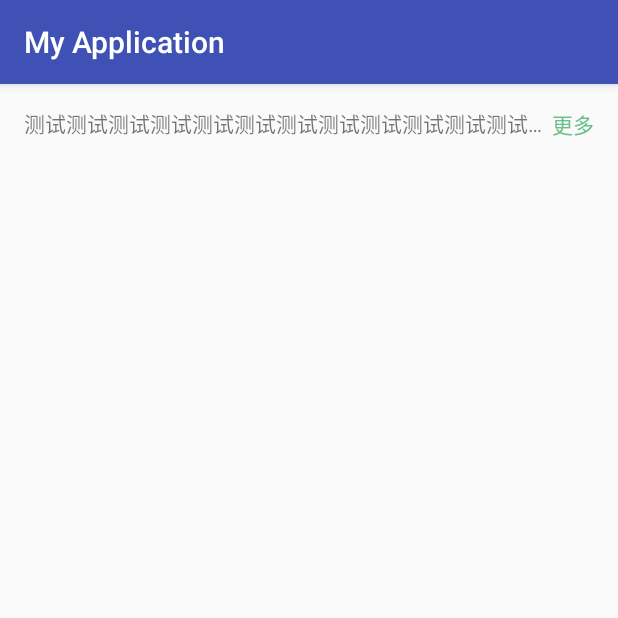
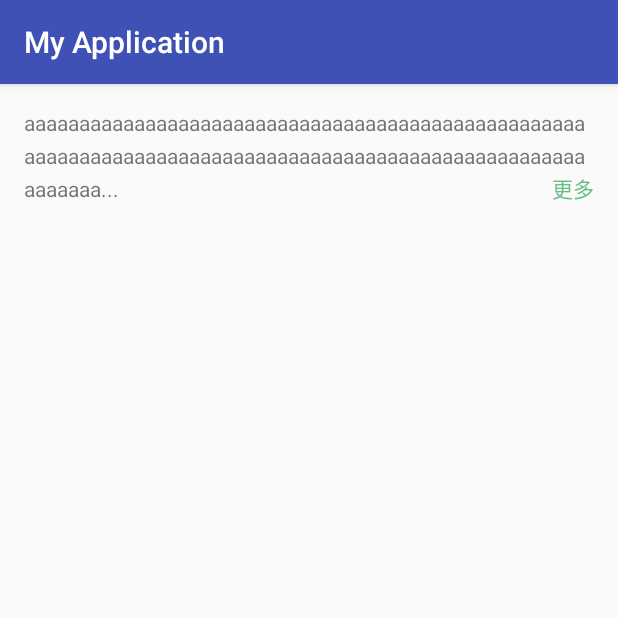
Before and after one commit to FTExplore/ShowMoreLessTextView, an Android app: the screen it shows after launch (MainActivity), on a phone screen of 412 x 824 dp, the top half of it. Run offline under Robolectric (Android 15) with nearby library versions, the phone set to English and light mode, and no system bars.

Commit message:
add-自定义属性，字体颜色以及默认的显示行数

```diff
--- a/app/src/main/java/com/example/administrator/myapplication/MainActivity.java
+++ b/app/src/main/java/com/example/administrator/myapplication/MainActivity.java
@@ -11,9 +11,9 @@ public class MainActivity extends AppCompatActivity {
         super.onCreate(savedInstanceState);
         setContentView(R.layout.activity_main);
         ShowMoreTextView tv = (ShowMoreTextView) findViewById(R.id.tv);
-        tv.setText("测试测试测试测试测试测试测试测试测试测试测试测试测试测试测试测试测试测试测试测试测试测试测试测试测试测试测试测试测试测试测试测试测试测试测试测试测试测试测试测试测试测试测试测试测试测试测试测试测试测试测试测试测试测试测试测试测试测试测试测试测试测试测试测试测试测试测试测试测试测试测试测试测试测试测试测试测试测试测试测试测试测试测试测试测试测试测试测试测试测试测试测试测试测试测试测试测试测试测试测试测试测试测试测试测试测试测试测试测试测试测试测试测试测试测试测试测试测试测试测试测试测试测试测试测试测试测试测试测试测试测试测试测试测试测试测试测试测试测试测试测试测试测试测试测试测试测试测试测试测试测试测试测试测试测试测试测试测试测试测试测试测试测试测试测试测试");
+        //tv.setText("测试测试测试测试测试测试测试测试测试测试测试测试测试测试测试测试测试测试测试测试测试测试测试测试测试测试测试测试测试测试测试测试测试测试测试测试测试测试测试测试测试测试测试测试测试测试测试测试测试测试测试测试测试测试测试测试测试测试测试测试测试测试测试测试测试测试测试测试测试测试测试测试测试测试测试测试测试测试测试测试测试测试测试测试测试测试测试测试测试测试测试测试测试测试测试测试测试测试测试测试测试测试测试测试测试测试测试测试测试测试测试测试测试测试测试测试测试测试测试测试测试测试测试测试测试测试测试测试测试测试测试测试测试测试测试测试测试测试测试测试测试测试测试测试测试测试测试测试测试测试测试测试测试测试测试测试测试测试测试测试测试测试测试测试测试测试");
         //tv.setText("abcd");
-        //tv.setText("aaaaaaaaaaaaaaaaaaaaaaaaaaaaaaaaaaaaaaaaaaaaaaaaaaaaaaaaaaaaaaaaaaaaaaaaaaaaaaaaaaaaaaaaaaaaaa");
+        tv.setText("aaaaaaaaaaaaaaaaaaaaaaaaaaaaaaaaaaaaaaaaaaaaaaaaaaaaaaaaaaaaaaaaaaaaaaaaaaaaaaaaaaaaaaaaaaaaaaaaaaaaaaaaaaaaaaaaaaa");
         //tv.setText("111111111111111111111111111111111111111111111111111111111111111111111111111111111111");
     }
 }
--- a/app/src/main/java/com/example/administrator/myapplication/ShowMoreTextView.java
+++ b/app/src/main/java/com/example/administrator/myapplication/ShowMoreTextView.java
@@ -1,6 +1,7 @@
 package com.example.administrator.myapplication;
 
 import android.content.Context;
+import android.content.res.TypedArray;
 import android.graphics.Color;
 import android.text.Layout;
 import android.text.TextUtils;
@@ -29,18 +30,36 @@ public class ShowMoreTextView extends RelativeLayout {
     private RelativeLayout.LayoutParams paramsBelow;
     private String mContentText = ""; // textview的主显示内容
 
+    private int MaxLine = 1; // 默认是1
+
     public ShowMoreTextView(Context context) {
-        super(context);
-        init(context);
+        this(context, null);
     }
 
     public ShowMoreTextView(Context context, AttributeSet attrs) {
-        super(context, attrs);
-        init(context);
+        this(context, attrs, 0);
     }
 
     public ShowMoreTextView(Context context, AttributeSet attrs, int defStyleAttr) {
         super(context, attrs, defStyleAttr);
+        initAttr(context, attrs);
+    }
+
+    /**
+     * 根据自定义属性设置
+     */
+    private void initAttr(Context context, AttributeSet attrs) {
+        if (attrs != null) {
+            TypedArray a = context.getTheme().obtainStyledAttributes(
+                    attrs,
+                    R.styleable.ShowMoreTextView,
+                    0, 0);
+            int color = a.getColor(R.styleable.ShowMoreTextView_TextColor, Color.parseColor("#333333"));
+            if (mContent != null) {
+                mContent.setTextColor(color);
+            }
+            MaxLine = a.getInt(R.styleable.ShowMoreTextView_ShrinkMaxLine, 1);
+        }
         init(context);
     }
 
@@ -67,18 +86,54 @@ public class ShowMoreTextView extends RelativeLayout {
         public void run() {
             if (mContent.getLayout().getLineCount() == 0) {
                 mBtnShowMore.setVisibility(GONE);
+                return;
+            }
+            int FirstLineCount = mContent.getLayout().getLineEnd(0) - mContent.getLayout().getLineStart(0);
+            if (mContentText.length() > FirstLineCount) {
+                mBtnShowMore.setVisibility(VISIBLE);
+            } else {
+                mBtnShowMore.setVisibility(GONE);
+            }
+
+            // 考虑到MaxLine 不等于1 的情况，即当默认显示行数不是一行的时候，最后一行要留出一部分空间
+            if (MaxLine != 1){
+                int LastCharIndex = mContent.getLayout().getLineEnd(mContent.getLineCount() - 1);
+                String shrinkTxt = mContentText.substring(0,LastCharIndex);
+                String result = shrinkTxt.substring(0,calLastIndex(shrinkTxt));
+                mContent.setText(result+"...");
             }
         }
     };
 
+    private int calLastIndex(String line) {
+        String f = "[\u4e00-\u9fa5]+"; // 判断是否是中文
+        Pattern HanyuPattern = Pattern.compile(f);
+        int target = 6; // 目标是6个英文字母的位置
+        int index = 0;
+        for (int i = line.length() - 1; i > 0; i--) {
+            char temp = line.charAt(i);
+            if (HanyuPattern.matcher(String.valueOf(temp)).matches()) {
+                index += 2;
+            } else {
+                index += 1;
+            }
+            if (index >= target) {
+                return i;
+            }
+        }
+        return 3;
+    }
+
     private void initTextView(Context context) {
         mContent = new CustomBaseLineTextView(context);
         RelativeLayout.LayoutParams params = new LayoutParams(ViewGroup.LayoutParams.MATCH_PARENT, ViewGroup.LayoutParams.WRAP_CONTENT);
-        params.addRule(LEFT_OF,R.id.ShowMoreBtn);
+        if (MaxLine == 1){
+            params.addRule(LEFT_OF, R.id.ShowMoreBtn);
+        }
         mContent.setLayoutParams(params);
         lineSpace = TypedValue.applyDimension(TypedValue.COMPLEX_UNIT_DIP, 6, context.getResources().getDisplayMetrics());
         mContent.setLineSpacing(lineSpace, 1.0f);
-        mContent.setMaxLines(1);
+        mContent.setMaxLines(MaxLine);
         mContent.setEllipsize(TextUtils.TruncateAt.END);
         mContent.setId(R.id.ShowMoreContent);
     }
@@ -88,6 +143,7 @@ public class ShowMoreTextView extends RelativeLayout {
         mBtnShowMore.setTextSize(TypedValue.COMPLEX_UNIT_SP, 14);
         mBtnShowMore.setTextColor(Color.parseColor("#69BE87"));
         RelativeLayout.LayoutParams params = new LayoutParams(ViewGroup.LayoutParams.WRAP_CONTENT, ViewGroup.LayoutParams.WRAP_CONTENT);
+        params.addRule(ALIGN_BASELINE, R.id.ShowMoreContent);
         params.addRule(RelativeLayout.ALIGN_PARENT_RIGHT);
         mBtnShowMore.setLayoutParams(params);
         mBtnShowMore.setId(R.id.ShowMoreBtn);
@@ -135,7 +191,7 @@ public class ShowMoreTextView extends RelativeLayout {
     private OnClickListener mShowLess = new OnClickListener() {
         @Override
         public void onClick(View view) {
-            mContent.setMaxLines(1);
+            mContent.setMaxLines(MaxLine);
             mContent.post(mShrinkRunnable);
             mBtnShowLess.setVisibility(GONE);
             mBtnShowMore.setVisibility(VISIBLE);
--- a/app/src/main/res/layout/activity_main.xml
+++ b/app/src/main/res/layout/activity_main.xml
@@ -1,5 +1,6 @@
 <?xml version="1.0" encoding="utf-8"?>
 <LinearLayout xmlns:android="http://schemas.android.com/apk/res/android"
+    xmlns:more="http://schemas.android.com/apk/res-auto"
     xmlns:tools="http://schemas.android.com/tools"
     android:id="@+id/activity_main"
     android:layout_width="match_parent"
@@ -15,5 +16,8 @@
     <com.example.administrator.myapplication.ShowMoreTextView
         android:id="@+id/tv"
         android:layout_width="match_parent"
-        android:layout_height="wrap_content"/>
+        android:layout_height="wrap_content"
+        more:ShrinkMaxLine="3"
+        more:TextColor="#00FF00"
+        />
 </LinearLayout>
--- /dev/null
+++ b/app/src/main/res/values/attrs.xml
@@ -0,0 +1,7 @@
+<?xml version="1.0" encoding="utf-8"?>
+<resources>
+    <declare-styleable name="ShowMoreTextView">
+        <attr name="TextColor" format="color"/>
+        <attr name="ShrinkMaxLine" format="integer"/>
+    </declare-styleable>
+</resources>
```
